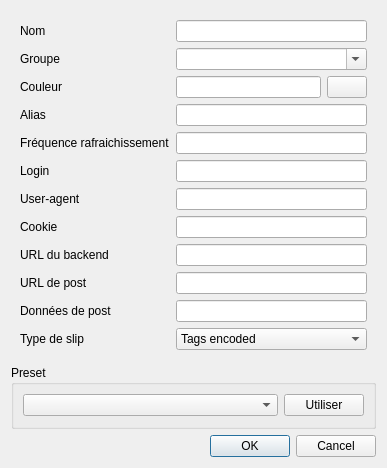
First picture: the form in ui/settingsmanager/qqbouchotsettingsdialog.ui, repository dguihal/quteqoin, before the edit.
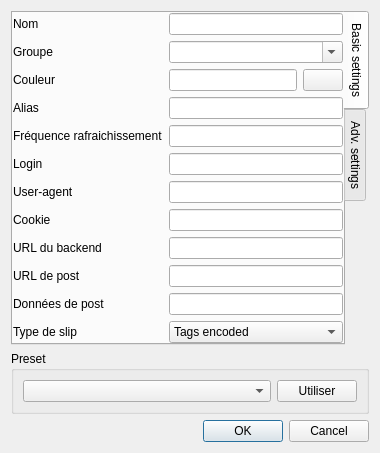
Second picture: the form after the edit.

The edit to the form file:
```diff
--- a/ui/settingsmanager/qqbouchotsettingsdialog.ui
+++ b/ui/settingsmanager/qqbouchotsettingsdialog.ui
@@ -6,8 +6,8 @@
    <rect>
     <x>0</x>
     <y>0</y>
-    <width>387</width>
-    <height>468</height>
+    <width>380</width>
+    <height>436</height>
    </rect>
   </property>
   <property name="sizePolicy">
@@ -21,8 +21,21 @@
   </property>
   <layout class="QVBoxLayout" name="verticalLayout">
    <item>
-    <widget class="QWidget" name="widget" native="true">
+    <widget class="QTabWidget" name="tabWidget">
+     <property name="tabPosition">
+      <enum>QTabWidget::East</enum>
+     </property>
+     <property name="currentIndex">
+      <number>0</number>
+     </property>
+     <widget class="QWidget" name="tabBasic">
+      <attribute name="title">
+       <string>Basic settings</string>
+      </attribute>
      <layout class="QFormLayout" name="formLayout">
+       <property name="margin">
+        <number>0</number>
+       </property>
       <item row="0" column="0">
        <widget class="QLabel" name="label_11">
         <property name="text">
@@ -40,14 +53,27 @@
         </property>
        </widget>
       </item>
-      <item row="3" column="0">
+       <item row="1" column="1">
+        <widget class="QComboBox" name="groupSelComboBox">
+         <property name="sizePolicy">
+          <sizepolicy hsizetype="Expanding" vsizetype="Fixed">
+           <horstretch>0</horstretch>
+           <verstretch>0</verstretch>
+          </sizepolicy>
+         </property>
+         <property name="editable">
+          <bool>true</bool>
+         </property>
+        </widget>
+       </item>
+       <item row="2" column="0">
        <widget class="QLabel" name="label">
         <property name="text">
          <string>Couleur</string>
         </property>
        </widget>
       </item>
-      <item row="3" column="1">
+       <item row="2" column="1">
        <widget class="QWidget" name="widget_2" native="true">
         <layout class="QHBoxLayout" name="horizontalLayout">
          <property name="leftMargin">
@@ -75,106 +101,106 @@
         </layout>
        </widget>
       </item>
-      <item row="4" column="0">
+       <item row="3" column="0">
        <widget class="QLabel" name="label_2">
         <property name="text">
          <string>Alias</string>
         </property>
        </widget>
       </item>
-      <item row="4" column="1">
+       <item row="3" column="1">
        <widget class="QLineEdit" name="aliasLineEdit"/>
       </item>
-      <item row="5" column="0">
+       <item row="4" column="0">
        <widget class="QLabel" name="label_3">
         <property name="text">
          <string>Fréquence rafraichissement</string>
         </property>
        </widget>
       </item>
-      <item row="5" column="1">
+       <item row="4" column="1">
        <widget class="QLineEdit" name="refreshRateLineEdit"/>
       </item>
-      <item row="6" column="0">
+       <item row="5" column="0">
        <widget class="QLabel" name="label_4">
         <property name="text">
          <string>Login</string>
         </property>
        </widget>
       </item>
-      <item row="6" column="1">
+       <item row="5" column="1">
        <widget class="QLineEdit" name="loginLineEdit"/>
       </item>
-      <item row="7" column="0">
+       <item row="6" column="0">
        <widget class="QLabel" name="label_5">
         <property name="text">
          <string>User-agent</string>
         </property>
        </widget>
       </item>
-      <item row="7" column="1">
+       <item row="6" column="1">
        <widget class="QLineEdit" name="uaLineEdit"/>
       </item>
-      <item row="8" column="0">
+       <item row="7" column="0">
        <widget class="QLabel" name="label_6">
         <property name="text">
          <string>Cookie</string>
         </property>
        </widget>
       </item>
-      <item row="8" column="1">
+       <item row="7" column="1">
        <widget class="QLineEdit" name="cookieLineEdit"/>
       </item>
-      <item row="9" column="0">
+       <item row="8" column="0">
        <widget class="QLabel" name="label_7">
         <property name="text">
          <string>URL du backend</string>
         </property>
        </widget>
       </item>
-      <item row="9" column="1">
+       <item row="8" column="1">
        <widget class="QLineEdit" name="urlBackendLineEdit">
         <property name="readOnly">
          <bool>false</bool>
         </property>
        </widget>
       </item>
-      <item row="10" column="0">
+       <item row="9" column="0">
        <widget class="QLabel" name="label_8">
         <property name="text">
          <string>URL de post</string>
         </property>
        </widget>
       </item>
-      <item row="10" column="1">
+       <item row="9" column="1">
        <widget class="QLineEdit" name="urlPostLineEdit">
         <property name="readOnly">
          <bool>false</bool>
         </property>
        </widget>
       </item>
-      <item row="11" column="0">
+       <item row="10" column="0">
        <widget class="QLabel" name="label_9">
         <property name="text">
          <string>Données de post</string>
         </property>
        </widget>
       </item>
-      <item row="11" column="1">
+       <item row="10" column="1">
        <widget class="QLineEdit" name="postDataLineEdit">
         <property name="readOnly">
          <bool>false</bool>
         </property>
        </widget>
       </item>
-      <item row="12" column="0">
+       <item row="11" column="0">
        <widget class="QLabel" name="label_10">
         <property name="text">
          <string>Type de slip</string>
         </property>
        </widget>
       </item>
-      <item row="12" column="1">
+       <item row="11" column="1">
        <widget class="QComboBox" name="slipTypeComboBox">
         <item>
          <property name="text">
@@ -188,20 +214,35 @@
         </item>
        </widget>
       </item>
-      <item row="1" column="1">
-       <widget class="QComboBox" name="groupSelComboBox">
-        <property name="sizePolicy">
-         <sizepolicy hsizetype="Expanding" vsizetype="Fixed">
-          <horstretch>0</horstretch>
-          <verstretch>0</verstretch>
-         </sizepolicy>
-        </property>
-        <property name="editable">
-         <bool>true</bool>
-        </property>
-       </widget>
-      </item>
-     </layout>
+      </layout>
+     </widget>
+     <widget class="QWidget" name="tabAdvanced">
+      <property name="accessibleName">
+       <string/>
+      </property>
+      <attribute name="title">
+       <string>Adv. settings</string>
+      </attribute>
+      <layout class="QFormLayout" name="formLayout_2">
+       <property name="fieldGrowthPolicy">
+        <enum>QFormLayout::ExpandingFieldsGrow</enum>
+       </property>
+       <item row="0" column="0">
+        <widget class="QLabel" name="label_13">
+         <property name="text">
+          <string>Allow unsigned/untrusted certificates</string>
+         </property>
+        </widget>
+       </item>
+       <item row="0" column="1">
+        <widget class="QCheckBox" name="disStrictCertifCB">
+         <property name="text">
+          <string/>
+         </property>
+        </widget>
+       </item>
+      </layout>
+     </widget>
     </widget>
    </item>
    <item>
```
Left out of the diff: 11 changed lines with no effect on the pictures. Lines whose indentation alone changed are shown as unchanged.
